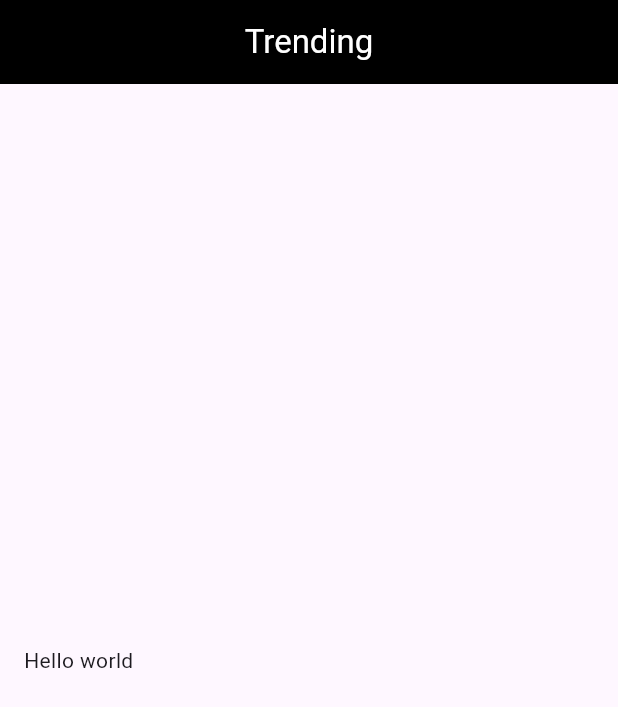
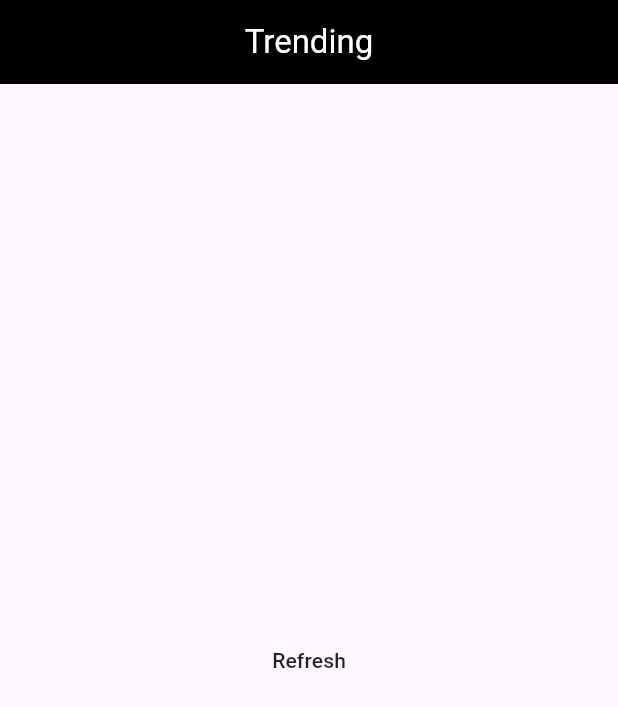
Before and after one commit to JAYSH89/coin-flutter, a Flutter app: the screen it shows after launch, on a phone screen of 412 x 824 dp. Shown: the top 707 px of the screen. Run offline on Flutter 3.47's test engine with Material 3 defaults, Android fonts, the phone set to English and light mode, and no system bars; our stand-ins replace equatable, flutter_bloc, get_it.

Commit message:
Added sample trending implementation

```diff
--- a/lib/presentation/pages/trending/trending_page.dart
+++ b/lib/presentation/pages/trending/trending_page.dart
@@ -1,3 +1,4 @@
+import 'package:coin_flutter/domain/models/trending/trending.dart';
 import 'package:coin_flutter/injection_container.dart';
 import 'package:coin_flutter/presentation/bloc/trending/trending_bloc.dart';
 import 'package:flutter/material.dart';
@@ -27,13 +28,48 @@ class TrendingView extends StatelessWidget {
         ),
         centerTitle: true,
       ),
-        body: const Padding(
-          padding: EdgeInsets.all(16.0),
+      body: Padding(
+        padding: const EdgeInsets.all(16.0),
         child: Column(
           mainAxisAlignment: MainAxisAlignment.center,
-            children: [Text('Hello world')],
+          children: [_buildBody()],
         ),
       ),
     );
   }
+
+  _buildBody() {
+    return BlocBuilder<TrendingBloc, TrendingState>(builder: (context, state) {
+      switch (state) {
+        case TrendingInitial():
+          return _initial(context);
+        case TrendingLoading():
+          return _loader();
+        case TrendingSuccess():
+          return _success(state.result);
+        case TrendingError():
+          return _error(state.message);
+        default:
+          return _initial(context);
       }
+    });
+  }
+
+  Widget _initial(BuildContext context) => Center(
+        child: MaterialButton(
+          onPressed: () {
+            BlocProvider.of<TrendingBloc>(context)
+                .add(const OnReloadTrending());
+          },
+          child: const Text('Refresh'),
+        ),
+      );
+
+  Widget _loader() => const Center(child: CircularProgressIndicator());
+
+  Widget _success(Trending trending) {
+    return Center(child: Text(trending.coins.first.name));
+  }
+
+  Widget _error(String message) => Center(child: Text(message));
+}
```
Lines whose indentation alone changed are shown as unchanged.
